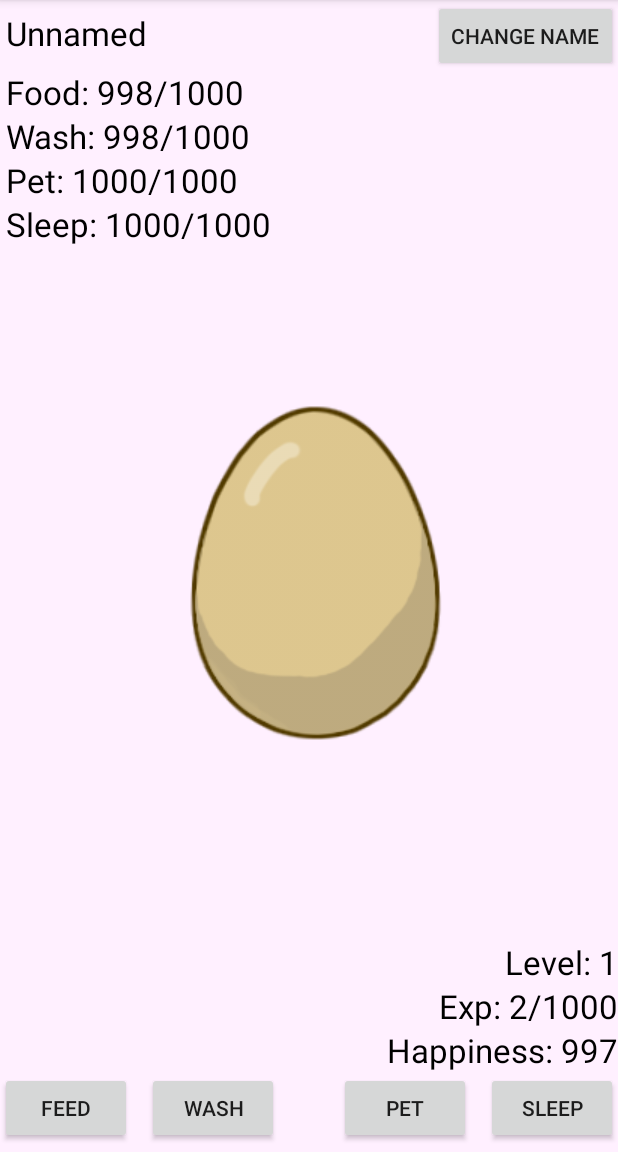
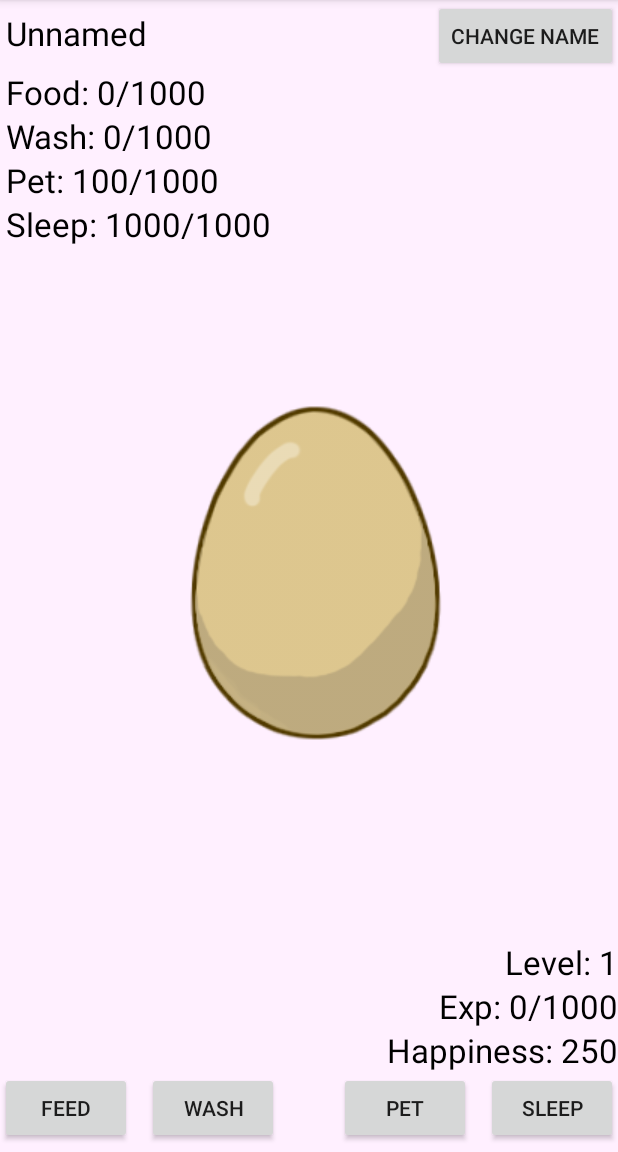
Before and after one commit to ToveVirtanen/Lemmikki, an Android app: the screen it shows after launch (MainActivity), after a tap on "PET", on a phone screen of 412 x 824 dp, the part 84-1236 px from its top. Run offline under Robolectric (Android 15) with nearby library versions, the phone set to English and light mode, and no system bars; 3 other taps on this screen came first.

Commit message:
Versia s yaycoy i offlinom

```diff
--- a/app/src/main/java/com/example/user/lemmikki/MainActivity.java
+++ b/app/src/main/java/com/example/user/lemmikki/MainActivity.java
@@ -19,8 +19,14 @@ import android.widget.EditText;
 import android.widget.ImageView;
 import android.support.v7.app.AppCompatActivity;
 import android.widget.RelativeLayout;
+import android.widget.Switch;
 import android.widget.TextView;
 
+import java.text.DateFormat;
+import java.text.ParseException;
+import java.text.SimpleDateFormat;
+import java.util.Date;
+import java.util.Locale;
 import java.util.Timer;
 import java.util.TimerTask;
 
@@ -45,18 +51,26 @@ public class MainActivity extends AppCompatActivity {
     public final int MaxWash = 1000;
     public final int MaxPet = 1000;
     public final int MaxSleep = 1000;
+
     public int TimerCycle;
     public int BaseTimerCycle;
-    public int Happiness;
+    public long Happiness;
+    public long MillsOnExit;
     public int CurExp;
     public int NextLevelExp;
     public int CurLevel;
-    public int CurFood;
-    public int CurWash;
-    public int CurPet;
-    public int CurSleep;
+    public long CurFood;
+    public long CurWash;
+    public long CurPet;
+    public long CurSleep;
     public int Loss;
     public int Gain;
+    public long doIt;
+    public long MyMills;
+    public long currentMils;
+
+    String dateStr = new String();
+
 
     @Override
     protected void onCreate(Bundle savedInstanceState) {
@@ -83,13 +97,61 @@ public class MainActivity extends AppCompatActivity {
 //      settings=null;
         if (settings!=null) {
             textViewName.setText(settings.getString("Name","Unnamed"));
-            CurFood = (settings.getInt("CurFood", 1000));
-            CurWash = (settings.getInt("CurWash", 1000));
-            CurPet = (settings.getInt("CurPet", 1000));
-            CurSleep = (settings.getInt("CurSleep", 1000));
+            CurFood = (settings.getLong("CurFood", 1000));
+            CurWash = (settings.getLong("CurWash", 1000));
+            CurPet = (settings.getLong("CurPet", 1000));
+            CurSleep = (settings.getLong("CurSleep", 1000));
             CurExp = (settings.getInt("CurExp", 0));
             CurLevel = (settings.getInt("CurLevel", 1));
             BackGroundColorCurr = (settings.getInt("BackGroundColor", 1));
+            MillsOnExit = (settings.getLong("MilsOnExit", 1));
+        }
+
+        DateFormat dateFormat = new SimpleDateFormat("HH:mm:ss Z", new Locale("en"));
+        MyMills=MillsOnExit;
+        //получаем текущие миллисекунды
+        currentMils=System.currentTimeMillis();
+        //теперь можно сравнивать
+        doIt=currentMils-MyMills;
+        System.out.print(doIt);
+
+        switch (BackGroundColorCurr){
+            case 0:
+                CurFood = CurFood - (doIt*Loss)/1000;
+                if (CurFood<0){
+                    CurFood = 0;
+                }
+                CurWash = CurWash - (doIt*Loss)/1000;
+                if (CurWash<0){
+                    CurWash = 0;
+                }
+                CurPet = CurPet - (doIt*Loss)/1000;
+                if (CurPet<0){
+                    CurPet = 0;
+                }
+                CurSleep = CurSleep - (doIt*Loss)/1000;
+                if (CurSleep<0){
+                    CurSleep = 0;
+                }
+                break;
+            case 1:
+                CurFood = CurFood - (doIt*Loss)/1000;
+                if (CurFood<0){
+                    CurFood = 0;
+                }
+                CurWash = CurWash - (doIt*Loss)/1000;
+                if (CurWash<0){
+                    CurWash = 0;
+                }
+                CurPet = CurPet - (doIt*Loss)/1000;
+                if (CurPet<0){
+                    CurPet = 0;
+                }
+                CurSleep = CurSleep + (doIt*Loss)/4000;
+                if (CurSleep>MaxSleep){
+                    CurSleep = 1000;
+                }
+                break;
         }
 
         final ImageView imageView = (ImageView) findViewById(R.id.egg);
@@ -127,6 +189,9 @@ public class MainActivity extends AppCompatActivity {
         TextViewWash.setText("Wash: "+CurWash + "/" + MaxWash);
         TextViewPet.setText("Pet: "+CurPet + "/" + MaxPet);
         TextViewSleep.setText("Sleep: "+CurSleep + "/" + MaxSleep);
+        TextViewLevel.setText("Level: " + CurLevel);
+        TextViewExp.setText("Exp: " + CurExp + "/" + NextLevelExp);
+        TextViewHappinnes.setText("Happiness: " + Happiness);
 //buttons
         Button buttonFeed = (Button) findViewById(R.id.buttonFeed);
         View.OnClickListener listenerFeed = new View.OnClickListener() {
@@ -278,9 +343,21 @@ public class MainActivity extends AppCompatActivity {
                 switch (BackGroundColorCurr){
                     case 0:
                         CurFood = CurFood - Loss;
+                        if (CurFood<0){
+                            CurFood=0;
+                        }
                         CurPet = CurPet - Loss;
+                        if (CurPet<0){
+                            CurPet=0;
+                        }
                         CurSleep = CurSleep - Loss;
+                        if (CurSleep<0){
+                            CurSleep=0;
+                        }
                         CurWash = CurWash - Loss;
+                        if (CurWash<0){
+                            CurWash=0;
+                        }
                         Happiness = (CurPet*CurPet+CurWash*CurWash+CurPet*CurPet+CurSleep*CurSleep)/4000;
                         if (Happiness > 600){
                             CurExp++;
@@ -306,8 +383,17 @@ public class MainActivity extends AppCompatActivity {
                         break;
                     case 1:
                         CurFood = CurFood - Loss;
+                        if (CurFood<0){
+                            CurFood=0;
+                        }
                         CurPet = CurPet - Loss;
+                        if (CurPet<0){
+                            CurPet=0;
+                        }
                         CurWash = CurWash - Loss;
+                        if (CurWash<0){
+                            CurWash=0;
+                        }
                         if (CurSleep<(MaxFood-4*Loss)) {
                             CurSleep = CurSleep + 4*Loss;
                         } else {
@@ -342,7 +428,7 @@ public class MainActivity extends AppCompatActivity {
 
         Timer timer=new Timer();
         TimerTask task=new TimerTaskMain();
-        timer.scheduleAtFixedRate(task, 1, BaseTimerCycle);
+        timer.scheduleAtFixedRate(task, 3000, BaseTimerCycle);
 //        timer.scheduleAtFixedRate(task, 1, TimerCycle);
 
     }
@@ -351,14 +437,16 @@ public class MainActivity extends AppCompatActivity {
     protected void onPause(){
         super.onPause();
         AppOpenedBefore = 1;
+        MillsOnExit=System.currentTimeMillis();
         SharedPreferences settings = PreferenceManager.getDefaultSharedPreferences(this);
         SharedPreferences.Editor editor = settings.edit();
         TextView nameTextView = (TextView) findViewById(R.id.TextViewName);
         editor.putString("Name", nameTextView.getText().toString());
-        editor.putInt("CurFood", CurFood);
-        editor.putInt("CurWash", CurWash);
-        editor.putInt("CurPet", CurPet);
-        editor.putInt("CurSleep", CurSleep);
+        editor.putLong("CurFood", CurFood);
+        editor.putLong("CurWash", CurWash);
+        editor.putLong("CurPet", CurPet);
+        editor.putLong("CurSleep", CurSleep);
+        editor.putLong("MilsOnExit", MillsOnExit);
         editor.putInt("CurExp", CurExp);
         editor.putInt("CurLevel", CurLevel);
         editor.putInt("BackGroundColor", BackGroundColorCurr);
@@ -366,6 +454,4 @@ public class MainActivity extends AppCompatActivity {
         editor.apply();
     }
 
-
-
 }
```
